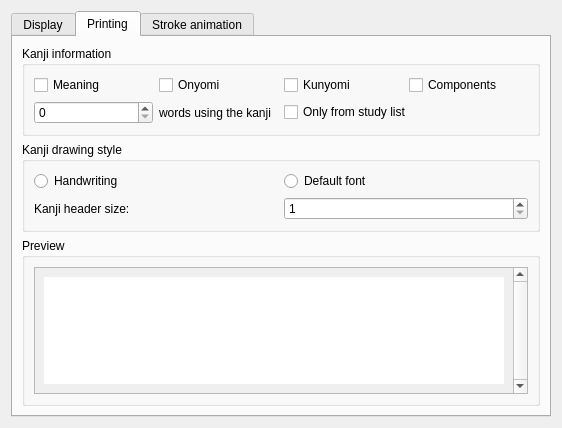
This is src/gui/kanjidic2/Kanjidic2Preferences.ui in Gnurou/tagainijisho as Qt 5 draws it before an edit. The edited form follows.
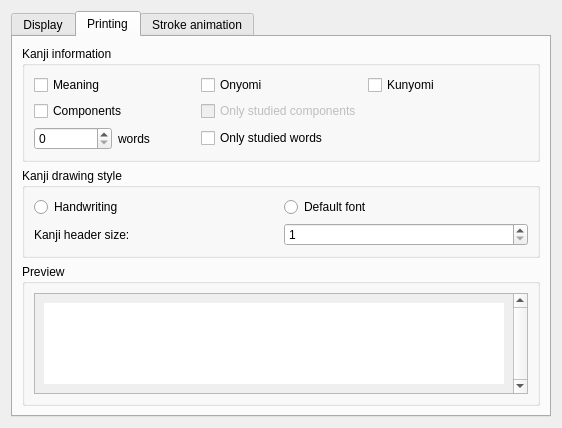
This is the edited form. The open tabs and pages were chosen to show the change. Icons and pictures are not drawn.

Commit message: More print options for kanji components.

The edit to the form file:
```diff
--- a/src/gui/kanjidic2/Kanjidic2Preferences.ui
+++ b/src/gui/kanjidic2/Kanjidic2Preferences.ui
@@ -199,14 +199,24 @@
             </property>
            </widget>
           </item>
-          <item row="0" column="3">
+          <item row="1" column="0">
            <widget class="QCheckBox" name="printComponents">
             <property name="text">
              <string>Components</string>
             </property>
            </widget>
           </item>
-          <item row="1" column="0" colspan="2">
+          <item row="1" column="1">
+           <widget class="QCheckBox" name="printOnlyStudiedComponents">
+            <property name="enabled">
+             <bool>false</bool>
+            </property>
+            <property name="text">
+             <string>Only studied components</string>
+            </property>
+           </widget>
+          </item>
+          <item row="2" column="0">
            <layout class="QHBoxLayout" name="horizontalLayout_8">
             <item>
              <widget class="QSpinBox" name="maxWordsPrint"/>
@@ -214,16 +224,16 @@
             <item>
              <widget class="QLabel" name="label_9">
               <property name="text">
-               <string>words using the kanji</string>
+               <string>words</string>
               </property>
              </widget>
             </item>
            </layout>
           </item>
-          <item row="1" column="2" colspan="2">
+          <item row="2" column="1">
            <widget class="QCheckBox" name="printOnlyStudiedVocab">
             <property name="text">
-             <string>Only from study list</string>
+             <string>Only studied words</string>
             </property>
            </widget>
           </item>
@@ -300,8 +310,8 @@
               <rect>
                <x>0</x>
                <y>0</y>
-               <width>480</width>
-               <height>146</height>
+               <width>495</width>
+               <height>136</height>
               </rect>
              </property>
              <layout class="QVBoxLayout" name="verticalLayout_7">
```
The commit also changes 3 other files.
